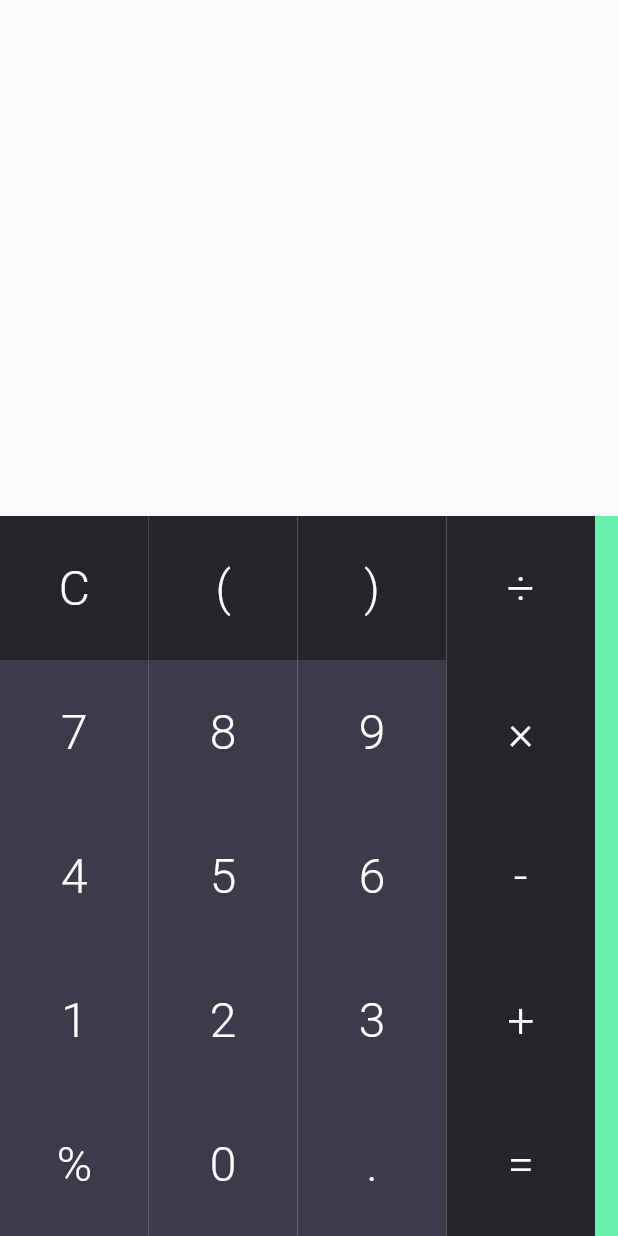
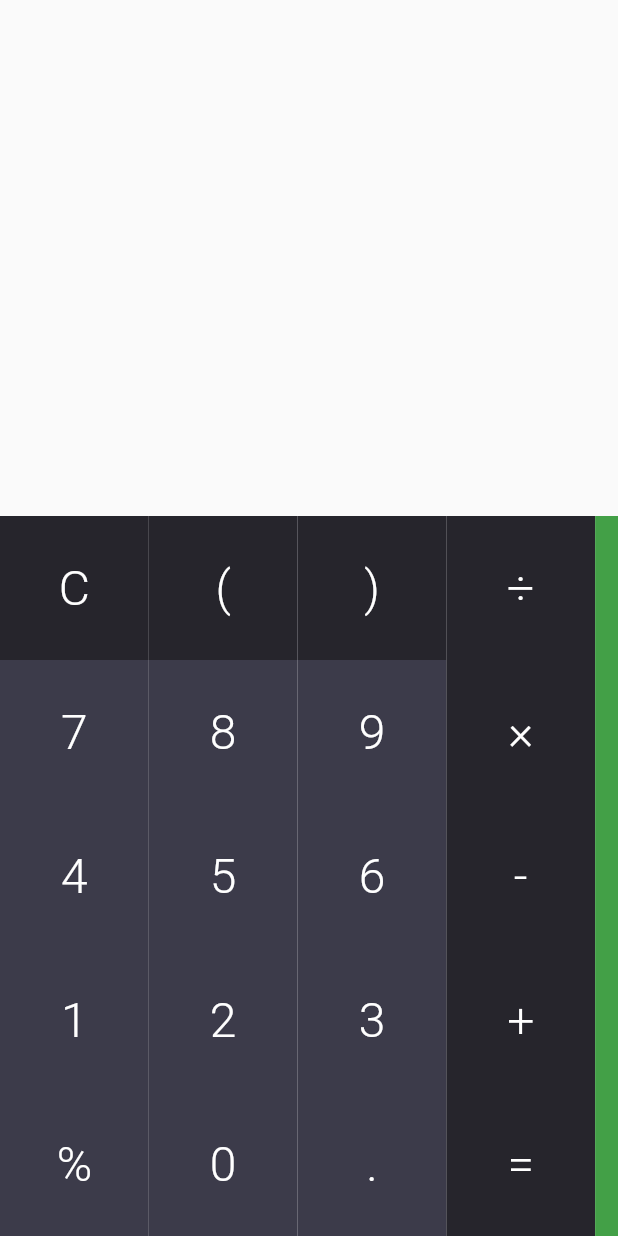
Before and after one commit to osphea/stem-calculator, a Flutter app: the screen it shows after launch, on a phone screen of 412 x 824 dp. Run offline on Flutter 3.47's test engine with Material 2 defaults, Android fonts, the phone set to English and light mode, and no system bars; our stand-ins replace math_expressions.

Commit message:
update bar color and theme.txt

```diff
--- a/lib/main.dart
+++ b/lib/main.dart
@@ -19,7 +19,6 @@ const themePrimary = Colors.green;
 const themeAccent = Colors.greenAccent;
 const numColor = Color.fromRGBO(48, 47, 63, .94);
 const opColor = Color.fromRGBO(22, 21, 29, .93);
-const panColor=themeAccent;
 
 class CalculatorState extends State<Calculator> {
   TextSelection currentSelection = TextSelection(baseOffset: 0, extentOffset: 0);
@@ -142,8 +141,8 @@ class CalculatorState extends State<Calculator> {
     return MaterialApp(
       title: 'Calculator',
       theme: ThemeData(
-        primarySwatch: themePrimary,
-        accentColor: themeAccent,
+        primarySwatch: Colors.green,
+        accentColor: Colors.green[600],
       ),
       home: Scaffold(
         appBar: AppBar(
@@ -240,7 +239,7 @@ class CalculatorState extends State<Calculator> {
             Expanded(
               flex: 1,
               child: Container(
-              color: panColor,
+              color: Colors.green[600],
             ),
             ),
           ],
--- a/theme.txt
+++ b/theme.txt
@@ -1 +1 @@
-#9e9e9e
+#43A047
```
